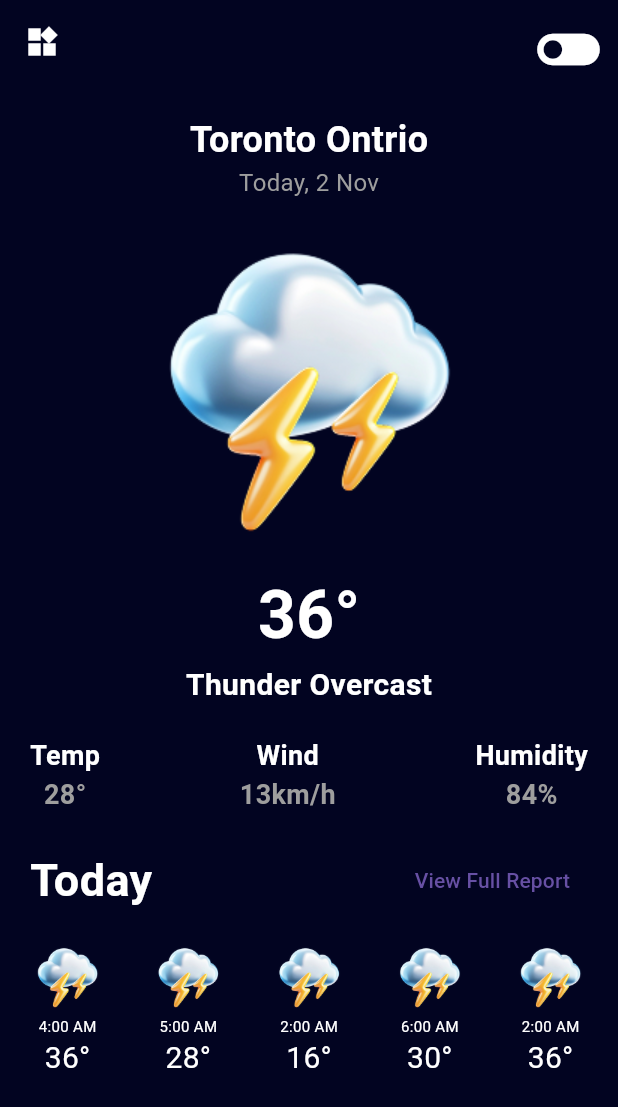
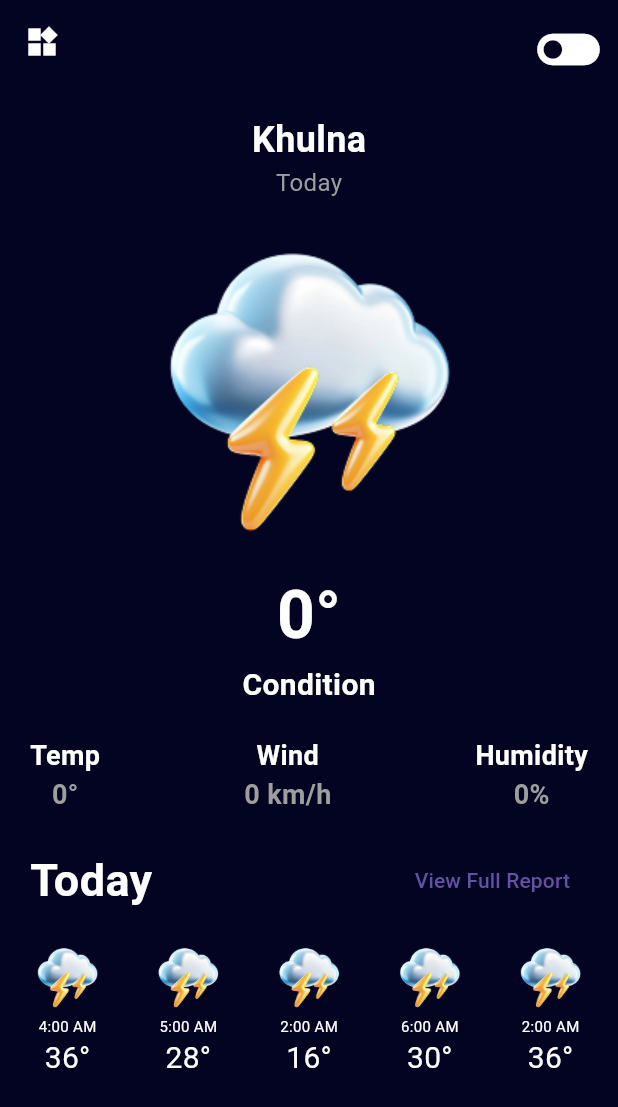
Before and after one commit to dev-shaon/Weather-App, a Flutter app: the screen it shows after launch, after a tap on the "now widgets" icon, on a phone screen of 412 x 824 dp. Shown: the top 1107 px of the screen. Run offline on Flutter 3.47's test engine with Material 3 defaults, Android fonts, the phone set to English and light mode, and no system bars; network calls fail.

```diff
--- a/lib/Home_Screen.dart
+++ /dev/null
@@ -1,183 +0,0 @@
-import 'package:flutter/material.dart';
-import 'package:weather_app/cloudWigets.dart';
-import 'package:weather_app/detailsScreen.dart';
-
-class HomeScreen extends StatefulWidget {
-  const HomeScreen({super.key});
-
-  @override
-  State<HomeScreen> createState() => _HomeScreenState();
-}
-
-class _HomeScreenState extends State<HomeScreen> {
-  @override
-  Widget build(BuildContext context) {
-    return Scaffold(
-      backgroundColor: const Color.fromARGB(255, 2, 4, 33),
-      appBar: AppBar(
-        backgroundColor: const Color.fromARGB(255, 2, 4, 33),
-        leading: IconButton(
-          onPressed: () {},
-          icon: Icon(Icons.widgets, color: Colors.white),
-        ),
-        actions: [
-          IconButton(onPressed: (){}, icon: Icon(Icons.toggle_off_sharp,size: 50,color: Colors.white,))
-        ],
-      ),
-
-      body: Padding(
-        padding: const EdgeInsets.all(20),
-        child: Column(
-          children: [
-            Row(
-              mainAxisAlignment: MainAxisAlignment.center,
-              children: [
-                Text(
-                  "Toronto Ontrio",
-                  style: TextStyle(
-                    color: Colors.white,
-                    fontSize: 24,
-                    fontWeight: FontWeight.bold,
-                  ),
-                ),
-              ],
-            ),
-            Row(
-              mainAxisAlignment: MainAxisAlignment.center,
-              children: [
-                Text(
-                  "Today, 2 Nov",
-                  style: TextStyle(color: Colors.grey, fontSize: 16),
-                ),
-              ],
-            ),
-            SizedBox(height: 12),
-
-            Image(image: AssetImage("assets/images/weatherOne.png")),
-            Row(
-              mainAxisAlignment: MainAxisAlignment.center,
-              children: [
-                Text(
-                  "36°",
-                  style: TextStyle(
-                    color: Colors.white,
-                    fontSize: 44,
-                    fontWeight: FontWeight.bold,
-                  ),
-                ),
-              ],
-            ),
-            Row(
-              mainAxisAlignment: MainAxisAlignment.center,
-              children: [
-                Text(
-                  "Thunder Overcast",
-                  style: TextStyle(
-                    color: Colors.white,
-                    fontSize: 20,
-                    fontWeight: FontWeight.bold,
-                  ),
-                ),
-              ],
-            ),
-            SizedBox(height: 20),
-            Row(
-              mainAxisAlignment: MainAxisAlignment.spaceBetween,
-              children: [
-                Column(
-                  mainAxisAlignment: MainAxisAlignment.start,
-                  children: [
-                    Text(
-                      "Temp",
-                      style: TextStyle(
-                        color: Colors.white,
-                        fontSize: 18,
-                        fontWeight: FontWeight.bold,
-                      ),
-                    ),
-                    Text(
-                      "28°",
-                      style: TextStyle(
-                        color: Colors.grey,
-                        fontSize: 18,
-                        fontWeight: FontWeight.bold,
-                      ),
-                    ),
-                  ],
-                ),
-                Column(
-                  mainAxisAlignment: MainAxisAlignment.start,
-                  children: [
-                    Text(
-                      "Wind",
-                      style: TextStyle(
-                        color: Colors.white,
-                        fontSize: 18,
-                        fontWeight: FontWeight.bold,
-                      ),
-                    ),
-                    Text(
-                      "13km/h",
-                      style: TextStyle(
-                        color: Colors.grey,
-                        fontSize: 18,
-                        fontWeight: FontWeight.bold,
-                      ),
-                    ),
-                  ],
-                ),
-                Column(
-                  mainAxisAlignment: MainAxisAlignment.start,
-                  children: [
-                    Text(
-                      "Humidity",
-                      style: TextStyle(
-                        color: Colors.white,
-                        fontSize: 18,
-                        fontWeight: FontWeight.bold,
-                      ),
-                    ),
-                    Text(
-                      "84%",
-                      style: TextStyle(
-                        color: Colors.grey,
-                        fontSize: 18,
-                        fontWeight: FontWeight.bold,
-                      ),
-                    ),
-                  ],
-                ),
-              ],
-            ),
-            SizedBox(height: 20),
-            Row(
-              mainAxisAlignment: MainAxisAlignment.spaceBetween,
-              children: [
-                Text(
-                  "Today",
-                  style: TextStyle(
-                    color: Colors.white,
-                    fontSize: 30,
-                    fontWeight: FontWeight.bold,
-                  ),
-                ),
-
-                TextButton(
-                  onPressed: () {
-                    Navigator.push(
-                      context,
-                      MaterialPageRoute(builder: (context) => Detailsscreen()),
-                    );
-                  },
-                  child: Text("View Full Report"),
-                ),
-              ],
-            ),
-            SizedBox(height: 16),
-            CloudWidgets(),
-          ],
-        ),
-      ),
-    );
-  }
-}
--- /dev/null
+++ b/lib/Screen/Home_Screen.dart
@@ -0,0 +1,209 @@
+import 'package:flutter/material.dart';
+import 'package:provider/provider.dart';
+import 'package:weather_app/Screen/detailsScreen.dart';
+import 'package:weather_app/cloudWigets.dart';
+import '../Services/Weather_Provider.dart';
+
+class HomeScreen extends StatefulWidget {
+  const HomeScreen({super.key});
+
+  @override
+  State<HomeScreen> createState() => _HomeScreenState();
+}
+
+class _HomeScreenState extends State<HomeScreen> {
+  @override
+  void initState() {
+    super.initState();
+    WidgetsBinding.instance.addPostFrameCallback((_) {
+      Provider.of<WeatherProvider>(
+        context,
+        listen: false,
+      ).getWeather("jessore"); //location add korate hobe aikhane
+    });
+  }
+
+  @override
+  Widget build(BuildContext context) {
+    final provider = Provider.of<WeatherProvider>(context);
+
+    return Scaffold(
+      backgroundColor: const Color.fromARGB(255, 2, 4, 33),
+      appBar: AppBar(
+        backgroundColor: const Color.fromARGB(255, 2, 4, 33),
+        leading: IconButton(
+          onPressed: () {},
+          icon: const Icon(Icons.widgets, color: Colors.white),
+        ),
+        actions: [
+          IconButton(
+            onPressed: () {},
+            icon: const Icon(
+              Icons.toggle_off_sharp,
+              size: 50,
+              color: Colors.white,
+            ),
+          ),
+        ],
+      ),
+      body: provider.isLoading
+          ? const Center(child: CircularProgressIndicator())
+          : Padding(
+              padding: const EdgeInsets.all(20),
+              child: Column(
+                children: [
+                  Row(
+                    mainAxisAlignment: MainAxisAlignment.center,
+                    children: [
+                      Text(
+                        provider.weather?.city ?? "Khulna",
+                        style: const TextStyle(
+                          color: Colors.white,
+                          fontSize: 24,
+                          fontWeight: FontWeight.bold,
+                        ),
+                      ),
+                    ],
+                  ),
+                  Row(
+                    mainAxisAlignment: MainAxisAlignment.center,
+                    children: [
+                      Text(
+                        provider.weather?.localtime ?? "Today",
+                        style: const TextStyle(
+                          color: Colors.grey,
+                          fontSize: 16,
+                        ),
+                      ),
+                    ],
+                  ),
+                  SizedBox(height: 12),
+                  Image(image: AssetImage("assets/images/weatherOne.png")),
+
+                  Row(
+                    mainAxisAlignment: MainAxisAlignment.center,
+                    children: [
+                      Text(
+                        "${provider.weather?.tempC.toStringAsFixed(0) ?? '0'}°",
+                        style: const TextStyle(
+                          color: Colors.white,
+                          fontSize: 44,
+                          fontWeight: FontWeight.bold,
+                        ),
+                      ),
+                    ],
+                  ),
+                  Row(
+                    mainAxisAlignment: MainAxisAlignment.center,
+                    children: [
+                      Text(
+                        provider.weather?.condition ?? "Condition",
+                        style: const TextStyle(
+                          color: Colors.white,
+                          fontSize: 20,
+                          fontWeight: FontWeight.bold,
+                        ),
+                      ),
+                    ],
+                  ),
+                  const SizedBox(height: 20),
+                  Row(
+                    mainAxisAlignment: MainAxisAlignment.spaceBetween,
+                    children: [
+                      Column(
+                        children: [
+                          const Text(
+                            "Temp",
+                            style: TextStyle(
+                              color: Colors.white,
+                              fontSize: 18,
+                              fontWeight: FontWeight.bold,
+                            ),
+                          ),
+                          Text(
+                            "${provider.weather?.tempC.toStringAsFixed(0) ?? '0'}°",
+                            style: const TextStyle(
+                              color: Colors.grey,
+                              fontSize: 18,
+                              fontWeight: FontWeight.bold,
+                            ),
+                          ),
+                        ],
+                      ),
+                      Column(
+                        children: [
+                          const Text(
+                            "Wind",
+                            style: TextStyle(
+                              color: Colors.white,
+                              fontSize: 18,
+                              fontWeight: FontWeight.bold,
+                            ),
+                          ),
+                          Text(
+                            "${provider.weather?.windMph.toStringAsFixed(0) ?? '0'} km/h",
+                            style: const TextStyle(
+                              color: Colors.grey,
+                              fontSize: 18,
+                              fontWeight: FontWeight.bold,
+                            ),
+                          ),
+                        ],
+                      ),
+                      Column(
+                        children: [
+                          const Text(
+                            "Humidity",
+                            style: TextStyle(
+                              color: Colors.white,
+                              fontSize: 18,
+                              fontWeight: FontWeight.bold,
+                            ),
+                          ),
+                          Text(
+                            "${provider.weather?.humidity ?? 0}%",
+                            style: const TextStyle(
+                              color: Colors.grey,
+                              fontSize: 18,
+                              fontWeight: FontWeight.bold,
+                            ),
+                          ),
+                        ],
+                      ),
+                    ],
+                  ),
+
+                  SizedBox(height: 20),
+                  Row(
+                    mainAxisAlignment: MainAxisAlignment.spaceBetween,
+                    children: [
+                      Text(
+                        "Today",
+                        style: TextStyle(
+                          color: Colors.white,
+                          fontSize: 30,
+                          fontWeight: FontWeight.bold,
+                        ),
+                      ),
+
+                      TextButton(
+                        onPressed: () {
+                          Navigator.push(
+                            context,
+                            MaterialPageRoute(
+                              builder: (context) => Detailsscreen(),
+                            ),
+                          );
+                        },
+                        child: Text("View Full Report"),
+                      ),
+                    ],
+                  ),
+                  SizedBox(height: 16),
+                  CloudWidgets(),
+                ],
+              ),
+            ),
+    );
+  }
+}
--- /dev/null
+++ b/lib/Services/WeatherService.dart
@@ -0,0 +1,22 @@
+import 'dart:convert';
+import 'package:http/http.dart' as http;
+import 'package:weather_app/Services/Weather_modle.dart';
+
+
+class WeatherService {
+
+  Future<WeatherModel> fetchWeather(String city) async {
+    final url =
+        "https://api.weatherapi.com/v1/current.json?key=72e7e4f689134be0b3640336252309&q=$city&aqi=no";
+    final uri = Uri.parse(url);
+
+    final response = await http.get(uri);
+
+    if (response.statusCode == 200) {
+      final jsonData = jsonDecode(response.body);
+      return WeatherModel.fromJson(jsonData);
+    } else {
+      throw Exception("Failed to load weather");
+    }
+  }
+}
--- /dev/null
+++ b/lib/Services/Weather_Provider.dart
@@ -0,0 +1,25 @@
+import 'package:flutter/material.dart';
+import 'package:weather_app/Services/Weather_modle.dart';
+
+import 'WeatherService.dart';
+
+class WeatherProvider extends ChangeNotifier {
+  final WeatherService service = WeatherService();
+
+  WeatherModel? weather;
+  bool isLoading = false;
+
+  Future<void> getWeather(String city) async {
+    isLoading = true;
+    notifyListeners();
+
+    try {
+      weather = await service.fetchWeather(city);
+    } catch (e) {
+      debugPrint("Error fetching weather: $e");
+    }
+
+    isLoading = false;
+    notifyListeners();
+  }
+}
--- /dev/null
+++ b/lib/Services/Weather_modle.dart
@@ -0,0 +1,28 @@
+class WeatherModel {
+  final String city;
+  final String localtime;
+  final double tempC;
+  final double windMph;
+  final int humidity;
+  final String condition;
+
+  WeatherModel({
+    required this.city,
+    required this.localtime,
+    required this.tempC,
+    required this.windMph,
+    required this.humidity,
+    required this.condition,
+  });
+
+  factory WeatherModel.fromJson(Map<String, dynamic> json) {
+    return WeatherModel(
+      city: json['location']['name'],
+      localtime: json['location']['localtime'],
+      tempC: (json['current']['temp_c'] as num).toDouble(),
+      windMph: (json['current']['wind_mph'] as num).toDouble(),
+      humidity: (json['current']['humidity'] as num).toInt(),
+      condition: json['current']['condition']['text'],
+    );
+  }
+}
--- a/lib/Weather_Model.dart
+++ /dev/null
@@ -1,25 +0,0 @@
-class Weather {
-  final String city;
-  final double temp;
-  final String description;
-  final int humidity;
-  final double wind;
-
-  Weather({
-    required this.city,
-    required this.temp,
-    required this.description,
-    required this.humidity,
-    required this.wind,
-  });
-
-  factory Weather.fromJson(Map<String, dynamic> json) {
-    return Weather(
-      city: json['name'],
-      temp: json['main']['temp'].toDouble(),
-      description: json['weather'][0]['description'],
-      humidity: json['main']['humidity'],
-      wind: json['wind']['speed'].toDouble(),
-    );
-  }
-}
--- a/lib/main.dart
+++ b/lib/main.dart
@@ -1,5 +1,7 @@
 import 'package:flutter/material.dart';
-import 'package:weather_app/Home_Screen.dart';
+import 'package:provider/provider.dart';
+import 'package:weather_app/Screen/Home_Screen.dart';
+import 'package:weather_app/Services/Weather_Provider.dart';
 
 void main() {
   runApp(const MyApp());
@@ -10,10 +12,12 @@ class MyApp extends StatelessWidget {
 
   @override
   Widget build(BuildContext context) {
-    return MaterialApp(
-      debugShowCheckedModeBanner: false,
-      title: "Weather App",
-      home: HomeScreen(),
+    return ChangeNotifierProvider(
+      create: (_) => WeatherProvider(),
+      child: MaterialApp(
+        debugShowCheckedModeBanner: false,
+        home: HomeScreen(),
+      ),
     );
   }
 }
```
Also changed, not shown: lib/Screen/detailsScreen.dart (renamed from lib/detailsScreen.dart).
